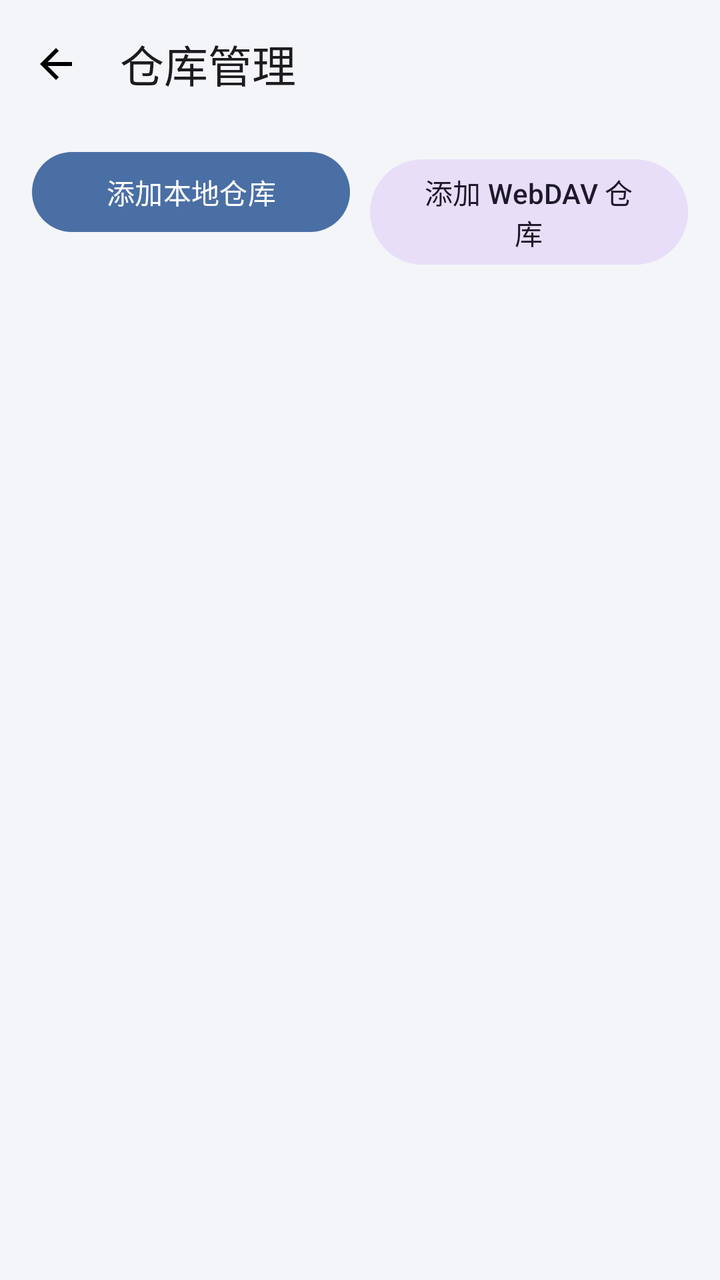
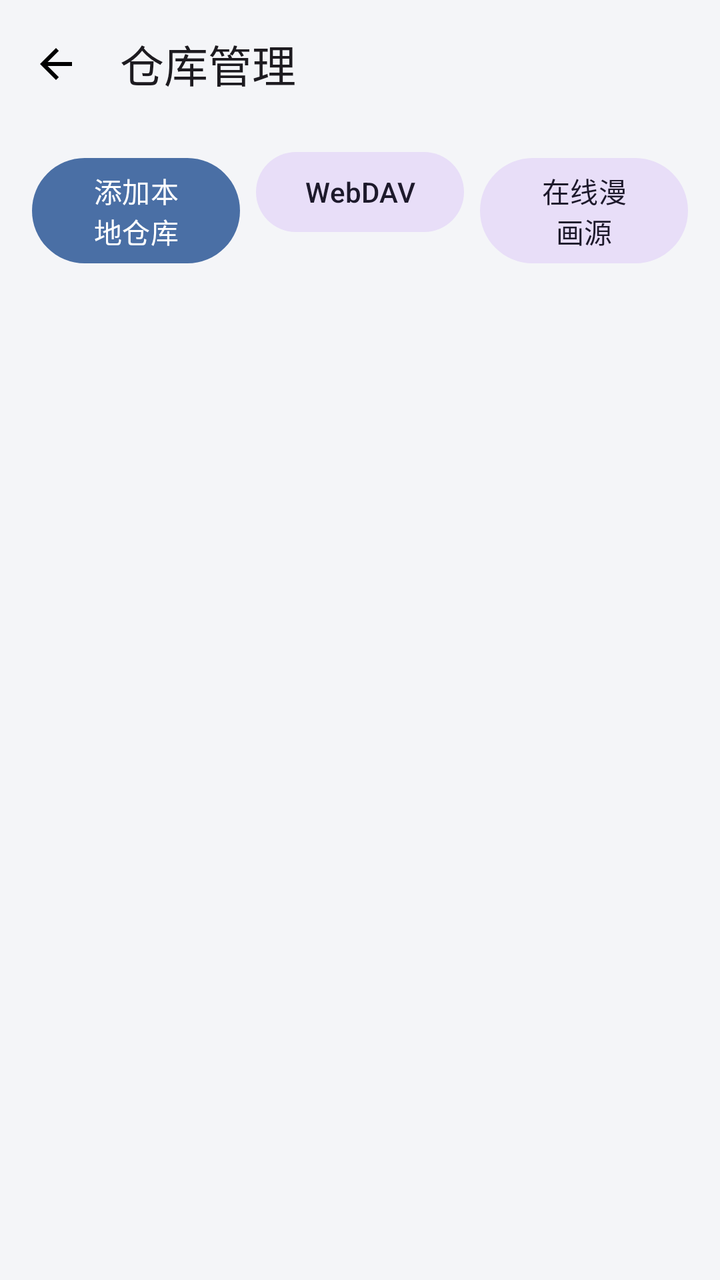

Before-and-after screenshots of an Android layout around one commit, followed by the original layout XML and the change that was made.
<!-- AndroidManifest.xml: application theme Theme.ArkReader -->
<!-- res/layout/activity_warehouse.xml -->
<?xml version="1.0" encoding="utf-8"?>
<LinearLayout xmlns:android="http://schemas.android.com/apk/res/android"
    xmlns:app="http://schemas.android.com/apk/res-auto"
    android:layout_width="match_parent"
    android:layout_height="match_parent"
    android:background="@color/surface_bg"
    android:fitsSystemWindows="true"
    android:orientation="vertical">

    <com.google.android.material.appbar.MaterialToolbar
        android:id="@+id/toolbar"
        android:layout_width="match_parent"
        android:layout_height="wrap_content"
        app:navigationIcon="@drawable/ic_arrow_back"
        app:title="仓库管理" />

    <LinearLayout
        android:layout_width="match_parent"
        android:layout_height="wrap_content"
        android:orientation="horizontal"
        android:paddingHorizontal="16dp"
        android:paddingVertical="8dp">

        <com.google.android.material.button.MaterialButton
            android:id="@+id/btnAddLocal"
            android:layout_width="0dp"
            android:layout_height="wrap_content"
            android:layout_weight="1"
            android:text="添加本地仓库" />

        <com.google.android.material.button.MaterialButton
            android:id="@+id/btnAddWebDav"
            style="@style/Widget.Material3.Button.TonalButton"
            android:layout_width="0dp"
            android:layout_height="wrap_content"
            android:layout_marginStart="10dp"
            android:layout_weight="1"
            android:text="添加 WebDAV 仓库" />
    </LinearLayout>

    <androidx.recyclerview.widget.RecyclerView
        android:id="@+id/rvWarehouses"
        android:layout_width="match_parent"
        android:layout_height="0dp"
        android:layout_weight="1"
        android:paddingHorizontal="12dp" />
</LinearLayout>
<!-- resources referenced by this layout -->
<resources>
  <color name="surface_bg">#F4F5F8</color>
  <!-- drawable ic_arrow_back (drawable) -->
  <vector xmlns:android="http://schemas.android.com/apk/res/android"
      android:width="24dp"
      android:height="24dp"
      android:viewportWidth="24"
      android:viewportHeight="24">
      <path
          android:fillColor="#FF000000"
          android:pathData="M20,11H7.83l5.59,-5.59L12,4l-8,8 8,8 1.41,-1.41L7.83,13H20v-2z" />
  </vector>
  <style name="Theme.ArkReader" parent="Theme.Material3.DayNight.NoActionBar">
          <item name="colorPrimary">#4A6FA5</item>
          <item name="colorPrimaryContainer">#D6E3F7</item>
          <item name="colorOnPrimaryContainer">#132A4A</item>
          <item name="android:windowBackground">@color/surface_bg</item>
          <item name="android:statusBarColor">@android:color/transparent</item>
          <item name="android:navigationBarColor">@android:color/transparent</item>
          <item name="android:windowLightStatusBar">true</item>
      </style>
</resources>

<!-- the commit's change to res/layout/activity_warehouse.xml (unified diff, before → after) -->
@@ -33,9 +33,18 @@
             style="@style/Widget.Material3.Button.TonalButton"
             android:layout_width="0dp"
             android:layout_height="wrap_content"
-            android:layout_marginStart="10dp"
+            android:layout_marginStart="8dp"
             android:layout_weight="1"
-            android:text="添加 WebDAV 仓库" />
+            android:text="WebDAV" />
+
+        <com.google.android.material.button.MaterialButton
+            android:id="@+id/btnManageSources"
+            style="@style/Widget.Material3.Button.TonalButton"
+            android:layout_width="0dp"
+            android:layout_height="wrap_content"
+            android:layout_marginStart="8dp"
+            android:layout_weight="1"
+            android:text="在线漫画源" />
     </LinearLayout>
 
     <androidx.recyclerview.widget.RecyclerView
